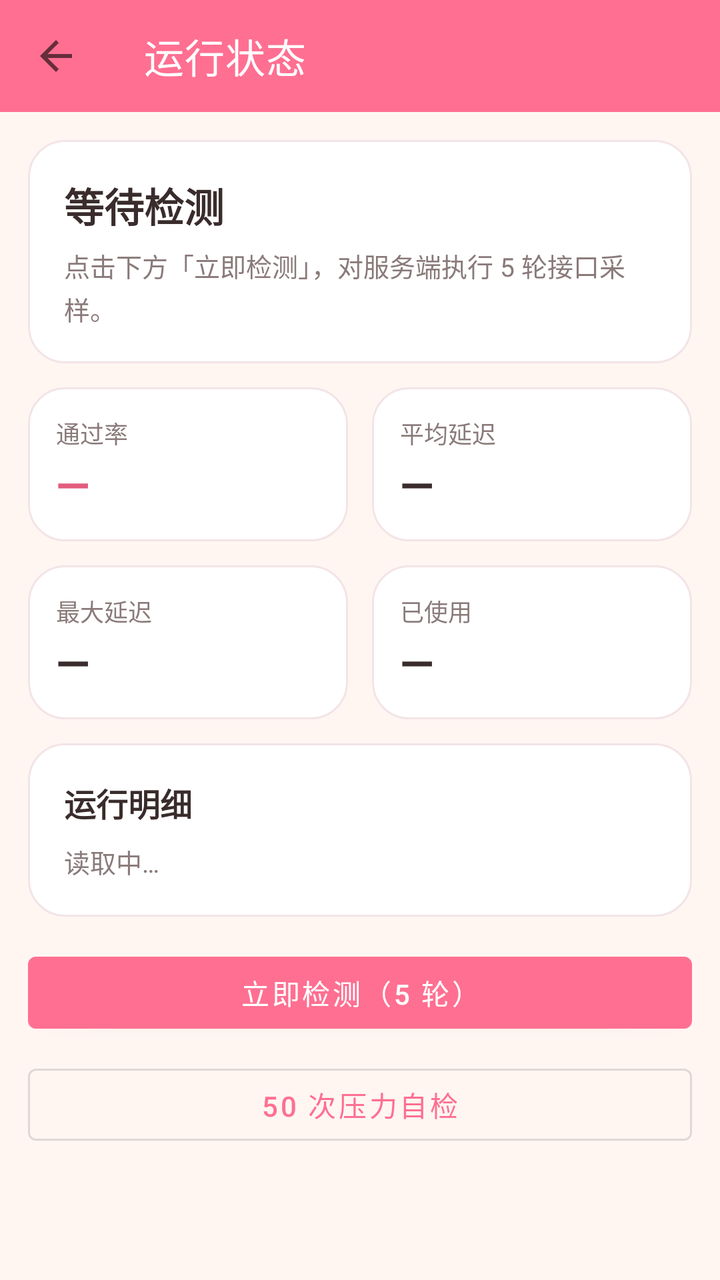
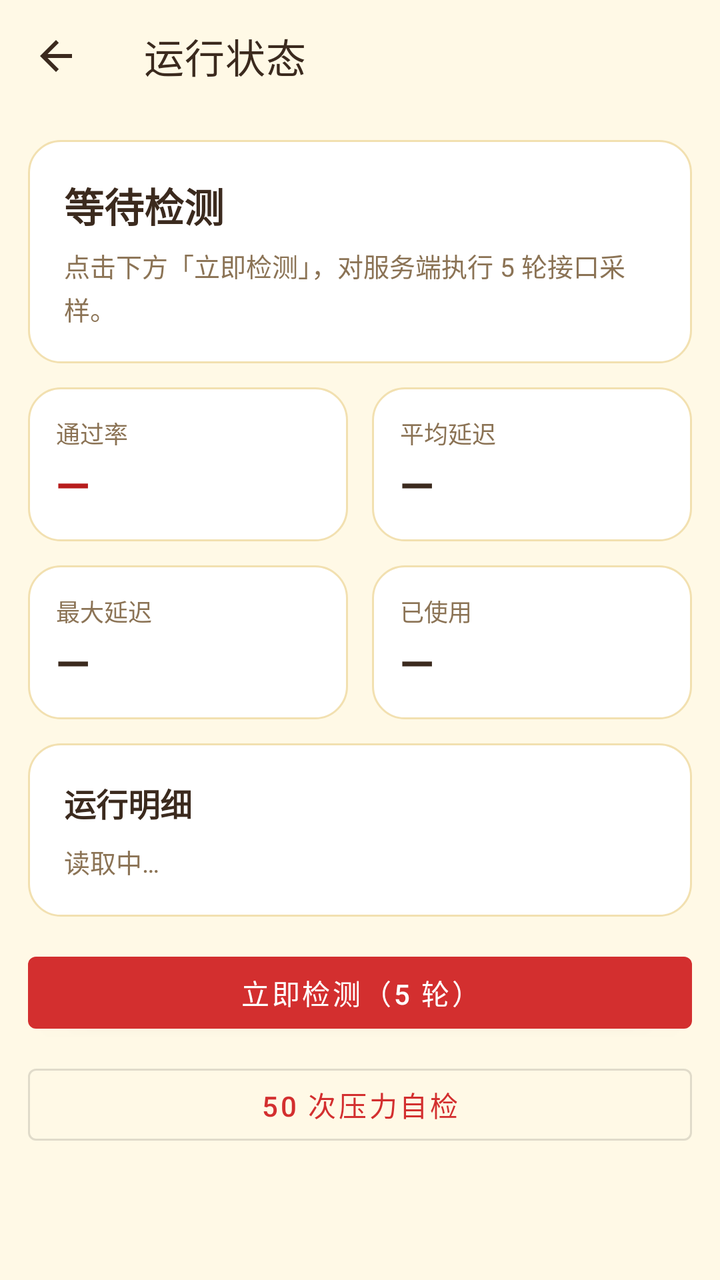

The first picture is an Android layout as it rendered before a commit; the second is the same layout after the commit. The layout source and the unified diff follow.
<!-- AndroidManifest.xml: application theme Theme.ShineApp -->
<!-- res/layout/activity_status.xml -->
<?xml version="1.0" encoding="utf-8"?>
<LinearLayout xmlns:android="http://schemas.android.com/apk/res/android"
    xmlns:app="http://schemas.android.com/apk/res-auto"
    android:orientation="vertical" android:layout_width="match_parent" android:layout_height="match_parent"
    android:background="@color/shine_bg">

    <com.google.android.material.appbar.MaterialToolbar
        android:id="@+id/top_app_bar" android:layout_width="match_parent" android:layout_height="?attr/actionBarSize"
        android:background="@color/shine_pink" app:titleTextColor="@android:color/white" app:title="运行状态"
        app:navigationIcon="?attr/homeAsUpIndicator"/>

    <ScrollView android:layout_width="match_parent" android:layout_height="match_parent">

        <LinearLayout android:layout_width="match_parent" android:layout_height="wrap_content"
            android:orientation="vertical" android:padding="14dp">

            
            <LinearLayout android:layout_width="match_parent" android:layout_height="wrap_content"
                android:orientation="vertical" android:background="@drawable/bg_card"
                android:padding="18dp">

                <TextView android:id="@+id/tv_verdict" android:layout_width="match_parent"
                    android:layout_height="wrap_content" android:textSize="20sp" android:textStyle="bold"
                    android:textColor="@color/shine_text" android:text="等待检测"/>

                <TextView android:id="@+id/tv_verdict_sub" android:layout_width="match_parent"
                    android:layout_height="wrap_content" android:textSize="13sp"
                    android:textColor="@color/shine_sub" android:layout_marginTop="6dp"
                    android:lineSpacingExtra="3dp"
                    android:text="点击下方「立即检测」，对服务端执行 5 轮接口采样。"/>
            </LinearLayout>

            
            <LinearLayout android:layout_width="match_parent" android:layout_height="wrap_content"
                android:orientation="horizontal" android:layout_marginTop="12dp">

                <LinearLayout android:layout_width="0dp" android:layout_height="wrap_content"
                    android:layout_weight="1" android:orientation="vertical"
                    android:background="@drawable/bg_card" android:padding="14dp"
                    android:layout_marginEnd="6dp">
                    <TextView android:layout_width="wrap_content" android:layout_height="wrap_content"
                        android:text="通过率" android:textSize="12sp" android:textColor="@color/shine_sub"/>
                    <TextView android:id="@+id/tv_rate" android:layout_width="wrap_content"
                        android:layout_height="wrap_content" android:text="—" android:textSize="22sp"
                        android:textStyle="bold" android:textColor="@color/shine_pink_dark"
                        android:layout_marginTop="2dp"/>
                </LinearLayout>

                <LinearLayout android:layout_width="0dp" android:layout_height="wrap_content"
                    android:layout_weight="1" android:orientation="vertical"
                    android:background="@drawable/bg_card" android:padding="14dp"
                    android:layout_marginStart="6dp">
                    <TextView android:layout_width="wrap_content" android:layout_height="wrap_content"
                        android:text="平均延迟" android:textSize="12sp" android:textColor="@color/shine_sub"/>
                    <TextView android:id="@+id/tv_avg" android:layout_width="wrap_content"
                        android:layout_height="wrap_content" android:text="—" android:textSize="22sp"
                        android:textStyle="bold" android:textColor="@color/shine_text"
                        android:layout_marginTop="2dp"/>
                </LinearLayout>
            </LinearLayout>

            <LinearLayout android:layout_width="match_parent" android:layout_height="wrap_content"
                android:orientation="horizontal" android:layout_marginTop="12dp">

                <LinearLayout android:layout_width="0dp" android:layout_height="wrap_content"
                    android:layout_weight="1" android:orientation="vertical"
                    android:background="@drawable/bg_card" android:padding="14dp"
                    android:layout_marginEnd="6dp">
                    <TextView android:layout_width="wrap_content" android:layout_height="wrap_content"
                        android:text="最大延迟" android:textSize="12sp" android:textColor="@color/shine_sub"/>
                    <TextView android:id="@+id/tv_max" android:layout_width="wrap_content"
                        android:layout_height="wrap_content" android:text="—" android:textSize="22sp"
                        android:textStyle="bold" android:textColor="@color/shine_text"
                        android:layout_marginTop="2dp"/>
                </LinearLayout>

                <LinearLayout android:layout_width="0dp" android:layout_height="wrap_content"
                    android:layout_weight="1" android:orientation="vertical"
                    android:background="@drawable/bg_card" android:padding="14dp"
                    android:layout_marginStart="6dp">
                    <TextView android:layout_width="wrap_content" android:layout_height="wrap_content"
                        android:text="已使用" android:textSize="12sp" android:textColor="@color/shine_sub"/>
                    <TextView android:id="@+id/tv_days" android:layout_width="wrap_content"
                        android:layout_height="wrap_content" android:text="—" android:textSize="22sp"
                        android:textStyle="bold" android:textColor="@color/shine_text"
                        android:layout_marginTop="2dp"/>
                </LinearLayout>
            </LinearLayout>

            
            <LinearLayout android:layout_width="match_parent" android:layout_height="wrap_content"
                android:orientation="vertical" android:background="@drawable/bg_card"
                android:padding="18dp" android:layout_marginTop="12dp">

                <TextView android:layout_width="wrap_content" android:layout_height="wrap_content"
                    android:text="运行明细" android:textSize="16sp" android:textStyle="bold"
                    android:textColor="@color/shine_text"/>

                <TextView android:id="@+id/tv_detail" android:layout_width="match_parent"
                    android:layout_height="wrap_content" android:textSize="13sp"
                    android:textColor="@color/shine_sub" android:layout_marginTop="8dp"
                    android:lineSpacingExtra="4dp" android:text="读取中…"/>
            </LinearLayout>

            
            <Button android:id="@+id/btn_run" android:layout_width="match_parent"
                android:layout_height="wrap_content" android:text="立即检测（5 轮）"
                android:layout_marginTop="14dp"/>

            <ProgressBar android:id="@+id/progress" style="?android:attr/progressBarStyleHorizontal"
                android:layout_width="match_parent" android:layout_height="6dp"
                android:max="100" android:progress="0" android:layout_marginTop="8dp"
                android:visibility="gone"/>

            <Button android:id="@+id/btn_pressure" android:layout_width="match_parent"
                android:layout_height="wrap_content" android:text="50 次压力自检"
                style="@style/Widget.MaterialComponents.Button.OutlinedButton"
                android:layout_marginTop="8dp"/>

            <TextView android:id="@+id/tv_crash" android:layout_width="match_parent"
                android:layout_height="wrap_content" android:textSize="12sp"
                android:textColor="#B3261E" android:layout_marginTop="14dp"
                android:lineSpacingExtra="3dp" android:visibility="gone"/>

            <TextView android:id="@+id/tv_log" android:layout_width="match_parent"
                android:layout_height="wrap_content" android:textSize="11sp"
                android:textColor="@color/shine_sub" android:fontFamily="monospace"
                android:layout_marginTop="10dp" android:lineSpacingExtra="2dp"/>
        </LinearLayout>
    </ScrollView>
</LinearLayout>
<!-- resources referenced by this layout -->
<resources>
  <color name="shine_bg">#FFF6F2</color>
  <color name="shine_pink">#FF6F91</color>
  <color name="shine_pink_dark">#E25C7E</color>
  <color name="shine_sub">#8A7A7A</color>
  <color name="shine_text">#3A2C2C</color>
  <!-- drawable bg_card (drawable) -->
  <?xml version="1.0" encoding="utf-8"?>
  <shape xmlns:android="http://schemas.android.com/apk/res/android" android:shape="rectangle">
      <solid android:color="#FFFFFF"/>
      <corners android:radius="18dp"/>
      <stroke android:width="1dp" android:color="#F3E4E7"/>
  </shape>
  <style name="Theme.ShineApp" parent="Theme.MaterialComponents.DayNight.NoActionBar">
          <item name="colorPrimary">@color/shine_pink</item>
          <item name="colorPrimaryVariant">@color/shine_pink_dark</item>
          <item name="colorOnPrimary">@android:color/white</item>
          <item name="colorSecondary">@color/shine_mint</item>
          <item name="android:colorBackground">@color/shine_bg</item>
          <item name="android:statusBarColor">@color/shine_pink</item>
          <item name="android:navigationBarColor">@color/shine_pink</item>
      </style>
  <color name="shine_mint">#9ED9C4</color>
</resources>

<!-- the commit's change to res/layout/activity_status.xml (unified diff, before → after) -->
@@ -6,8 +6,9 @@
 
     <com.google.android.material.appbar.MaterialToolbar
         android:id="@+id/top_app_bar" android:layout_width="match_parent" android:layout_height="?attr/actionBarSize"
-        android:background="@color/shine_pink" app:titleTextColor="@android:color/white" app:title="运行状态"
-        app:navigationIcon="?attr/homeAsUpIndicator"/>
+        android:background="@color/shine_bg" app:titleTextColor="@color/shine_text" app:title="运行状态"
+        app:navigationIcon="?attr/homeAsUpIndicator"
+        app:navigationIconTint="@color/shine_text" />
 
     <ScrollView android:layout_width="match_parent" android:layout_height="match_parent">
 
<!-- resource entries referenced after the edit -->
@@ -1,26 +1,38 @@
 <!-- resources referenced by this layout -->
 <resources>
-  <color name="shine_bg">#FFF6F2</color>
-  <color name="shine_pink">#FF6F91</color>
-  <color name="shine_pink_dark">#E25C7E</color>
-  <color name="shine_sub">#8A7A7A</color>
-  <color name="shine_text">#3A2C2C</color>
+  <color name="shine_bg">#FFFFF9E6</color>
+  <color name="shine_pink">#FFD32F2F</color>
+  <color name="shine_on_red">#FFFFFFFF</color>
+  <color name="shine_pink_dark">#FFB71C1C</color>
+  <color name="shine_sub">#FF8B7355</color>
+  <color name="shine_text">#FF3B2A1E</color>
   <!-- drawable bg_card (drawable) -->
   <?xml version="1.0" encoding="utf-8"?>
   <shape xmlns:android="http://schemas.android.com/apk/res/android" android:shape="rectangle">
-      <solid android:color="#FFFFFF"/>
-      <corners android:radius="18dp"/>
-      <stroke android:width="1dp" android:color="#F3E4E7"/>
+      <solid android:color="@color/shine_surface"/>
+      <corners android:radius="16dp"/>
+      <stroke android:width="1dp" android:color="@color/shine_yellow_line"/>
   </shape>
   <style name="Theme.ShineApp" parent="Theme.MaterialComponents.DayNight.NoActionBar">
           <item name="colorPrimary">@color/shine_pink</item>
           <item name="colorPrimaryVariant">@color/shine_pink_dark</item>
-          <item name="colorOnPrimary">@android:color/white</item>
+          <item name="colorOnPrimary">@color/shine_on_red</item>
           <item name="colorSecondary">@color/shine_mint</item>
+          <item name="colorSecondaryVariant">@color/shine_mint_dark</item>
+          <item name="colorSurface">@color/shine_surface</item>
           <item name="android:colorBackground">@color/shine_bg</item>
-          <item name="android:statusBarColor">@color/shine_pink</item>
-          <item name="android:navigationBarColor">@color/shine_pink</item>
+          <item name="android:textColorPrimary">@color/shine_text</item>
+          <item name="android:textColorSecondary">@color/shine_sub</item>
+          
+          <item name="android:statusBarColor">@color/shine_bg</item>
+          <item name="android:navigationBarColor">@color/shine_surface</item>
+          <item name="android:windowLightStatusBar">true</item>
+          <item name="android:windowLightNavigationBar" tools:targetApi="27">true</item>
+          <item name="android:windowBackground">@color/shine_bg</item>
       </style>
-  <color name="shine_mint">#9ED9C4</color>
+  <color name="shine_surface">#FFFFFFFF</color>
+  <color name="shine_yellow_line">#FFF2E0B0</color>
+  <color name="shine_mint">#FFFFD54F</color>
+  <color name="shine_mint_dark">#FFB26A00</color>
 </resources>
 
